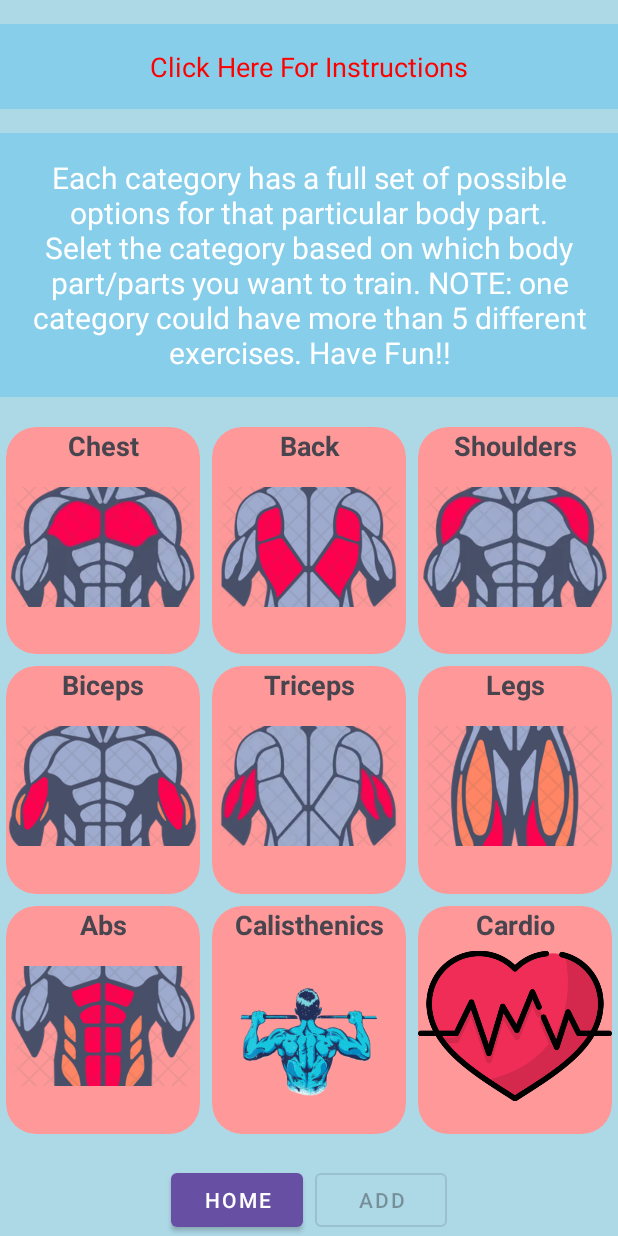
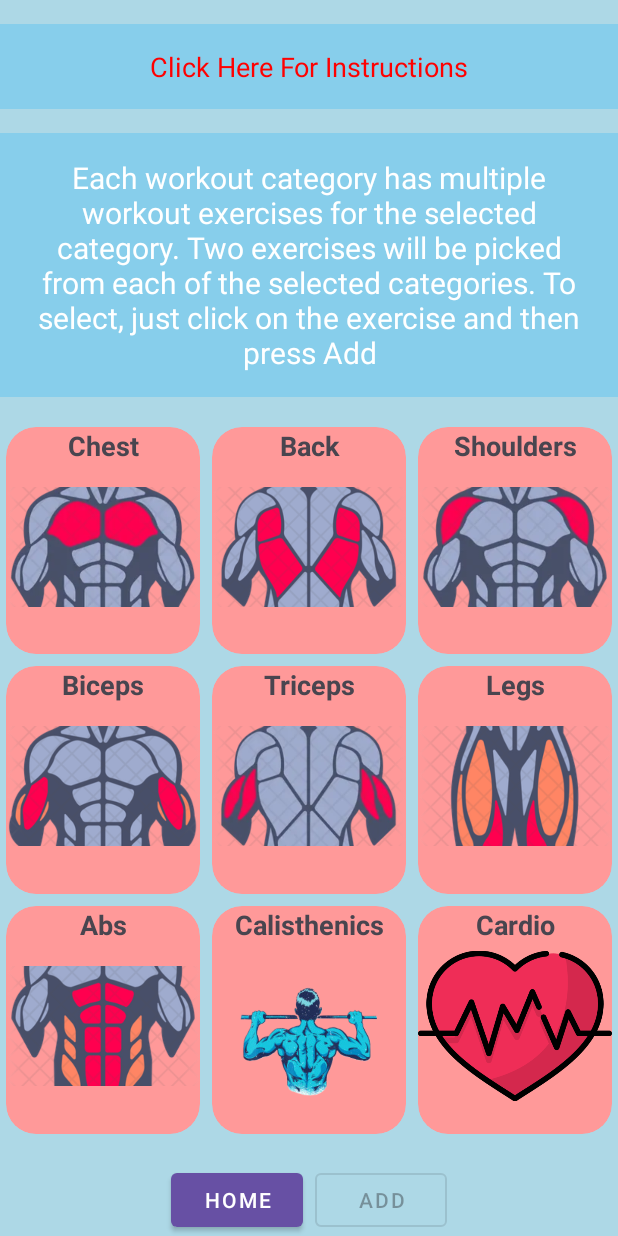
Before and after one commit to PatientoTyaga/workoutPlanner, an Android app: the RandomizeWorkoutActivity screen opened directly, with no data from a screen before it, after a tap on "Click Here For Instructions", on a phone screen of 412 x 824 dp. Run offline under Robolectric (Android 15) with nearby library versions, the light colour scheme and no system bars.

Commit message:
correctionsMade
+no unit testing done yet
+corrected randomize class that was using custom_activity xml instead of randomized one.

```diff
--- a/app/build.gradle.kts
+++ b/app/build.gradle.kts
@@ -36,8 +36,10 @@ dependencies {
     implementation("androidx.appcompat:appcompat:1.6.1")
     implementation("com.google.android.material:material:1.11.0")
     implementation("androidx.constraintlayout:constraintlayout:2.1.4")
-    implementation("com.google.code.gson:gson:2.8.8")
+    implementation("com.google.code.gson:gson:2.10")
     testImplementation("junit:junit:4.13.2")
+    testImplementation("org.robolectric:robolectric:4.6.1")
+    testImplementation("org.mockito:mockito-core:3.12.4")
     androidTestImplementation("androidx.test.ext:junit:1.1.5")
     androidTestImplementation("androidx.test.espresso:espresso-core:3.5.1")
 }
--- a/app/src/main/java/com/example/workoutplanner/CompletedWorkoutsActivity.java
+++ b/app/src/main/java/com/example/workoutplanner/CompletedWorkoutsActivity.java
@@ -10,13 +10,12 @@ import androidx.appcompat.app.AlertDialog;
 import androidx.appcompat.app.AppCompatActivity;
 import androidx.recyclerview.widget.LinearLayoutManager;
 import androidx.recyclerview.widget.RecyclerView;
-import java.util.ArrayList;
+
 import java.util.List;
 import java.util.Map;
 
 public class CompletedWorkoutsActivity extends AppCompatActivity {
 
-    //private List<CompletedExercise> completedExercisesList;
     private CompletedExerciseAdapter adapter;
 
     @Override
--- a/app/src/main/java/com/example/workoutplanner/RandomizeWorkoutActivity.java
+++ b/app/src/main/java/com/example/workoutplanner/RandomizeWorkoutActivity.java
@@ -1,28 +1,19 @@
 package com.example.workoutplanner;
+
+import android.content.DialogInterface;
+import android.content.Intent;
+import android.os.Bundle;
+import android.view.View;
+import android.widget.ImageView;
+import android.widget.TextView;
 
 import androidx.appcompat.app.AlertDialog;
 import androidx.appcompat.app.AppCompatActivity;
 import androidx.cardview.widget.CardView;
 
-import android.content.Context;
-import android.content.DialogInterface;
-import android.content.Intent;
-import android.content.SharedPreferences;
-import android.os.Bundle;
-import android.util.Log;
-import android.view.View;
-import android.widget.ImageView;
-import android.widget.LinearLayout;
-import android.widget.TextView;
-
 import com.google.android.material.button.MaterialButton;
 
-import org.w3c.dom.Text;
-
-import java.util.ArrayList;
 import java.util.HashMap;
-import java.util.HashSet;
-import java.util.List;
 import java.util.Map;
 
 public class RandomizeWorkoutActivity extends AppCompatActivity {
@@ -35,7 +26,7 @@ public class RandomizeWorkoutActivity extends AppCompatActivity {
     @Override
     protected void onCreate(Bundle savedInstanceState) {
         super.onCreate(savedInstanceState);
-        setContentView(R.layout.activity_custom_workout);
+        setContentView(R.layout.activity_randomize_workout);
 
         //initialize connection to database
         databaseManager = new DatabaseManager(this);
@@ -167,7 +158,7 @@ public class RandomizeWorkoutActivity extends AppCompatActivity {
 
         // Create a confirmation dialog
         AlertDialog.Builder builder = new AlertDialog.Builder(this);
-        builder.setMessage("Please note that adding a randomized workout will replace any custom workout and override any workout added earlier from randomized workout. Do you want to proceed?");
+        builder.setMessage("Please note that adding a randomized workout will shuffle any workout added earlier from randomized workout. Do you want to proceed?");
         builder.setPositiveButton("Yes", new DialogInterface.OnClickListener() {
             @Override
             public void onClick(DialogInterface dialog, int which) {
--- a/app/src/main/res/layout/activity_randomize_workout.xml
+++ b/app/src/main/res/layout/activity_randomize_workout.xml
@@ -56,11 +56,14 @@
 
         <!-- Card View 1 -->
         <androidx.cardview.widget.CardView
+            android:id="@+id/card1"
             android:layout_width="0dp"
             android:layout_height="0dp"
             android:layout_columnWeight="1"
             android:layout_rowWeight="1"
             app:cardCornerRadius="20dp"
+            android:onClick="onCardClicked"
+            android:tag="card1"
             app:cardElevation="0dp"
             android:layout_margin="4dp"
             app:cardBackgroundColor="#FF9999">
@@ -107,11 +110,14 @@
         <!-- Repeat similar structure for Card View 2 and 3 -->
         <!-- Card View 2 -->
         <androidx.cardview.widget.CardView
+            android:id="@+id/card2"
             android:layout_width="0dp"
             android:layout_height="0dp"
             android:layout_columnWeight="1"
             android:layout_rowWeight="1"
             app:cardCornerRadius="20dp"
+            android:onClick="onCardClicked"
+            android:tag="card2"
             app:cardElevation="0dp"
             android:layout_margin="4dp"
             app:cardBackgroundColor="#FF9999">
@@ -157,11 +163,14 @@
 
         <!-- Card View 3 -->
         <androidx.cardview.widget.CardView
+            android:id="@+id/card3"
             android:layout_width="0dp"
             android:layout_height="0dp"
             android:layout_columnWeight="1"
             android:layout_rowWeight="1"
             app:cardCornerRadius="20dp"
+            android:onClick="onCardClicked"
+            android:tag="card3"
             app:cardElevation="0dp"
             android:layout_margin="4dp"
             app:cardBackgroundColor="#FF9999">
@@ -207,11 +216,14 @@
 
         <!-- Card View 4 -->
         <androidx.cardview.widget.CardView
+            android:id="@+id/card4"
             android:layout_width="0dp"
             android:layout_height="0dp"
             android:layout_columnWeight="1"
             android:layout_rowWeight="1"
             app:cardCornerRadius="20dp"
+            android:onClick="onCardClicked"
+            android:tag="card4"
             app:cardElevation="0dp"
             android:layout_margin="4dp"
             app:cardBackgroundColor="#FF9999">
@@ -257,11 +269,14 @@
 
         <!-- Card View 5 -->
         <androidx.cardview.widget.CardView
+            android:id="@+id/card5"
             android:layout_width="0dp"
             android:layout_height="0dp"
             android:layout_columnWeight="1"
             android:layout_rowWeight="1"
             app:cardCornerRadius="20dp"
+            android:onClick="onCardClicked"
+            android:tag="card5"
             app:cardElevation="0dp"
             android:layout_margin="4dp"
             app:cardBackgroundColor="#FF9999">
@@ -307,11 +322,14 @@
 
         <!-- Card View 6 -->
         <androidx.cardview.widget.CardView
+            android:id="@+id/card6"
             android:layout_width="0dp"
             android:layout_height="0dp"
             android:layout_columnWeight="1"
             android:layout_rowWeight="1"
             app:cardCornerRadius="20dp"
+            android:onClick="onCardClicked"
+            android:tag="card6"
             app:cardElevation="0dp"
             android:layout_margin="4dp"
             app:cardBackgroundColor="#FF9999">
@@ -357,11 +375,14 @@
 
         <!-- Card View 7 -->
         <androidx.cardview.widget.CardView
+            android:id="@+id/card7"
             android:layout_width="0dp"
             android:layout_height="0dp"
             android:layout_columnWeight="1"
             android:layout_rowWeight="1"
             app:cardCornerRadius="20dp"
+            android:onClick="onCardClicked"
+            android:tag="card7"
             app:cardElevation="0dp"
             android:layout_margin="4dp"
             app:cardBackgroundColor="#FF9999">
@@ -407,11 +428,14 @@
 
         <!-- Card View 8 -->
         <androidx.cardview.widget.CardView
+            android:id="@+id/card8"
             android:layout_width="0dp"
             android:layout_height="0dp"
             android:layout_columnWeight="1"
             android:layout_rowWeight="1"
             app:cardCornerRadius="20dp"
+            android:onClick="onCardClicked"
+            android:tag="card8"
             app:cardElevation="0dp"
             android:layout_margin="4dp"
             app:cardBackgroundColor="#FF9999">
@@ -457,11 +481,14 @@
 
         <!-- Card View 9 -->
         <androidx.cardview.widget.CardView
+            android:id="@+id/card9"
             android:layout_width="0dp"
             android:layout_height="0dp"
             android:layout_columnWeight="1"
             android:layout_rowWeight="1"
             app:cardCornerRadius="20dp"
+            android:onClick="onCardClicked"
+            android:tag="card9"
             app:cardElevation="0dp"
             android:layout_margin="4dp"
             app:cardBackgroundColor="#FF9999">
--- a/gradle.properties
+++ b/gradle.properties
@@ -19,3 +19,4 @@ android.useAndroidX=true
 # resources declared in the library itself and none from the library's dependencies,
 # thereby reducing the size of the R class for that library
 android.nonTransitiveRClass=true
+org.gradle.warning.mode=all
```
Also changed, not shown: app/src/main/java/com/example/workoutplanner/CategoryFragmentActivity.java (+0 -43 lines), app/src/main/java/com/example/workoutplanner/CustomWorkoutActivity.java (+6 -18 lines), app/src/main/java/com/example/workoutplanner/ExerciseAdapter.java (+0 -22 lines), build.gradle.kts (line endings or trailing spaces).
